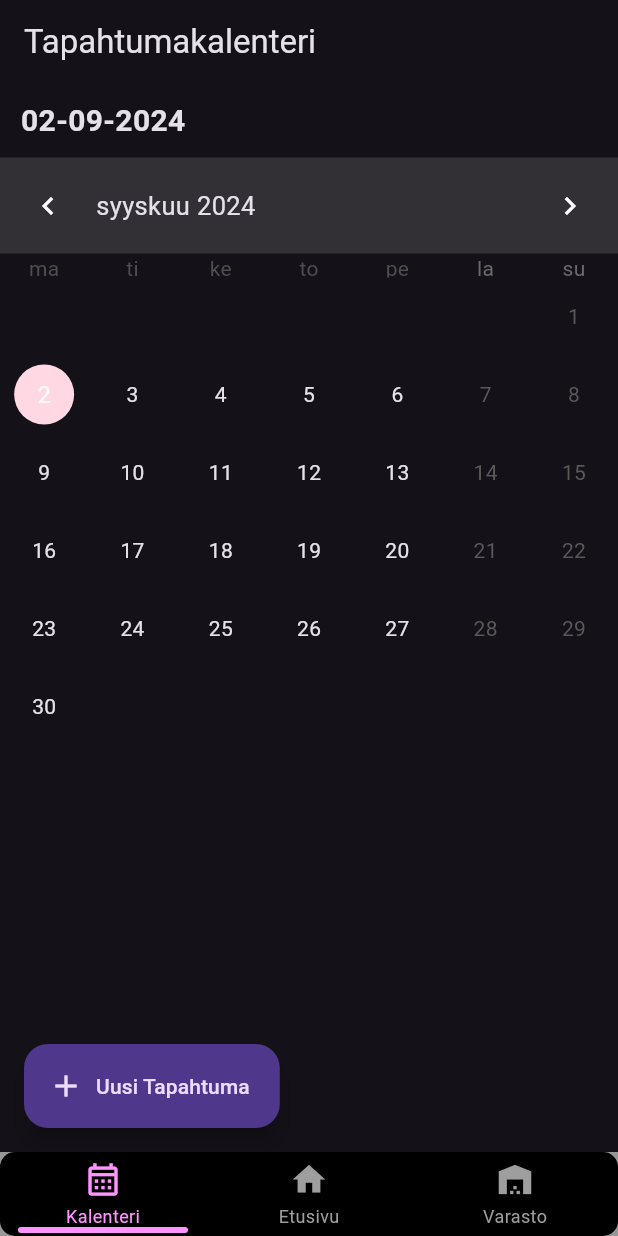
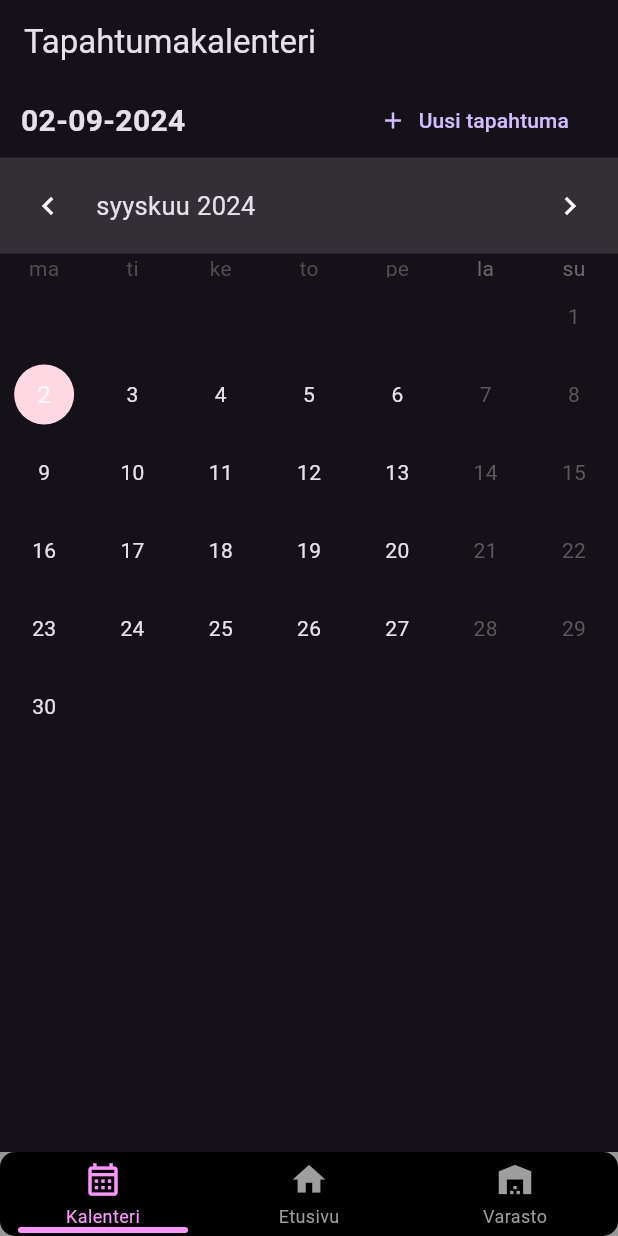
Before and after one commit to SamuelKoistinen/LuminaryEventsMobile, a Flutter app: the screen it shows after launch, on a phone screen of 412 x 824 dp. Run offline on Flutter 3.47's test engine with Material 3 defaults, Android fonts, the phone set to English and light mode, and no system bars; drawn by our look-alikes of persistent_bottom_nav_bar_v2, table_calendar; our stand-ins replace expandable, flutter_dotenv, go_router; missing offline and left inert: mobile_scanner; network calls fail.

Commit message:
fixed formatting and colours on calendar page

```diff
--- a/luminary_events/lib/calendar_sivu.dart
+++ b/luminary_events/lib/calendar_sivu.dart
@@ -260,9 +260,13 @@ class _EventCalendarScreenState extends State<CalendarSivu> {
             mainAxisAlignment: MainAxisAlignment.center,
             mainAxisSize: MainAxisSize.min,
             children: [
-              Padding(
-                padding:
-                    const EdgeInsets.symmetric(vertical: 10, horizontal: 14),
+              Row(
+                children: [
+                  Flexible(
+                    flex: 3,
+                    child: Padding(
+                      padding: const EdgeInsets.symmetric(
+                          vertical: 10, horizontal: 14),
                       child: Text(
                         textAlign: TextAlign.center,
                         DateFormat('dd-MM-yyyy').format(_selectedDay!),
@@ -271,6 +275,26 @@ class _EventCalendarScreenState extends State<CalendarSivu> {
                           fontWeight: FontWeight.bold,
                         ),
                       ),
+                    ),
+                  ),
+                  Flexible(
+                    flex: 5,
+                    child: Row(
+                      mainAxisAlignment: MainAxisAlignment.end,
+                      children: [
+                        TextButton.icon(
+                          icon: const Icon(Icons.add),
+                          onPressed: () {
+                            showDialog(
+                                context: context,
+                                builder: (_) => _dialogWidget(context));
+                          },
+                          label: const Text("Uusi tapahtuma"),
+                        ),
+                      ],
+                    ),
+                  )
+                ],
               ),
               TableCalendar<Event>(
                 headerStyle: HeaderStyle(
@@ -331,7 +355,7 @@ class _EventCalendarScreenState extends State<CalendarSivu> {
                       mainAxisSize: MainAxisSize.min,
                       children: value
                           .map((e) => Card(
-                              color: Colors.white,
+                              color: Color(0xFF2E2B38),
                               child: Container(
                                 margin: const EdgeInsets.symmetric(
                                     vertical: 20, horizontal: 14),
@@ -503,17 +527,6 @@ class _EventCalendarScreenState extends State<CalendarSivu> {
             ],
           ),
         ),
-        floatingActionButton: FloatingActionButton.extended(
-          heroTag: "btn2",
-          onPressed: () {
-            // todo: Show dialog to user to input event
-            showDialog(
-                context: context, builder: (_) => _dialogWidget(context));
-          },
-          label: const Text('Uusi Tapahtuma'),
-          icon: const Icon(Icons.add),
-        ),
-        floatingActionButtonLocation: FloatingActionButtonLocation.startFloat,
       ),
     );
   }
```
Lines whose indentation alone changed are shown as unchanged.
